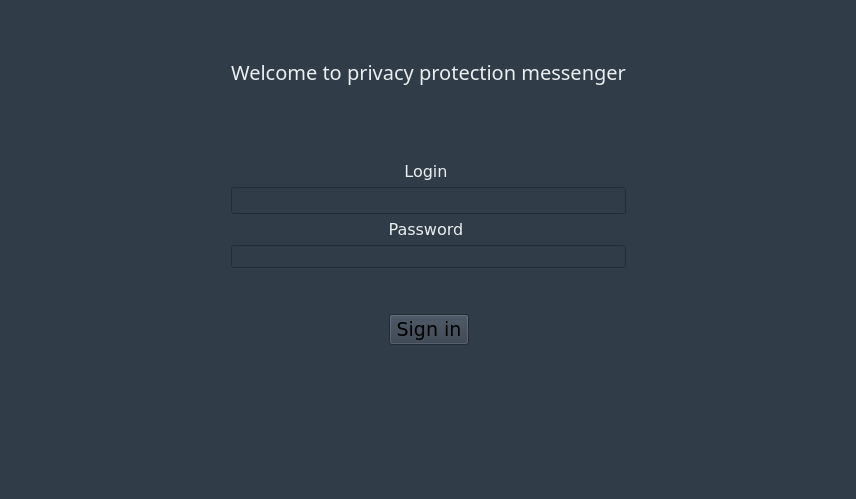
Qt form mainwindow.ui (imperzer0/privacy-protection-messenger-qt) before a commit.
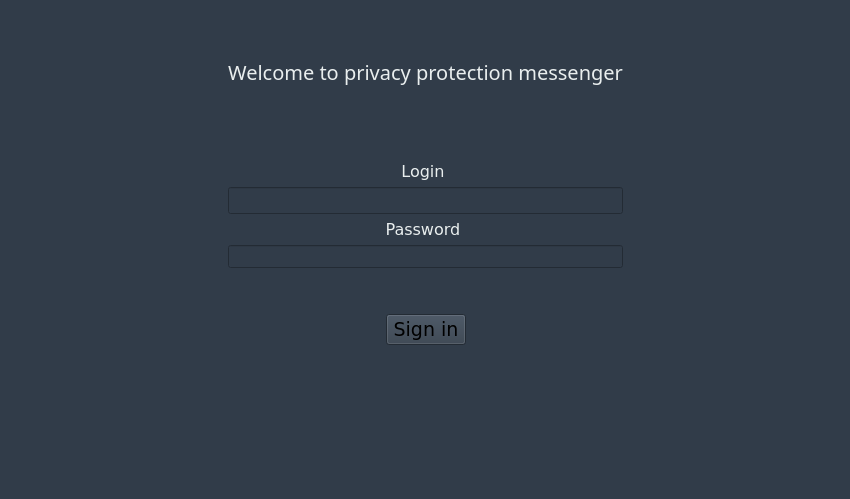
The same form after that commit.

```diff
--- a/mainwindow.ui
+++ b/mainwindow.ui
@@ -9,7 +9,7 @@
    <rect>
     <x>0</x>
     <y>0</y>
-    <width>856</width>
+    <width>850</width>
     <height>499</height>
    </rect>
   </property>
```
